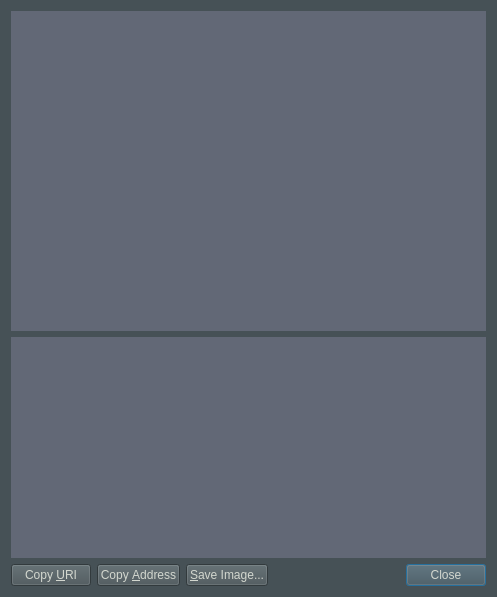
The window that src/qt/forms/receiverequestdialog.ui (xCryptoCash/veles) describes before a commit, drawn with Qt 5.
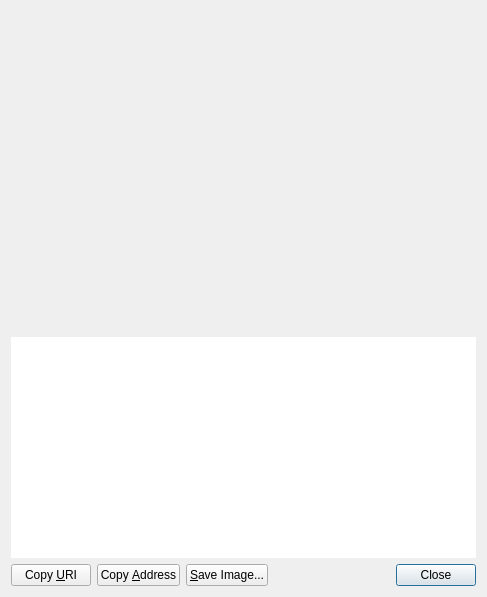
The same window after the commit. Custom widgets are drawn as their Qt base class.

The edit to the form file:
```diff
--- a/src/qt/forms/receiverequestdialog.ui
+++ b/src/qt/forms/receiverequestdialog.ui
@@ -6,15 +6,10 @@
    <rect>
     <x>0</x>
     <y>0</y>
-    <width>497</width>
+    <width>487</width>
     <height>597</height>
    </rect>
   </property>
-  <property name="styleSheet">
-   <string notr="true">background-color:rgb(70, 81, 86);
-color:rgb(211, 215, 207);
-font: 75 12pt &quot;Uroob&quot;;</string>
-  </property>
   <layout class="QVBoxLayout" name="verticalLayout_3">
    <item>
     <widget class="QRImageWidget" name="lblQRCode">
@@ -33,11 +28,6 @@
      <property name="toolTip">
       <string>QR Code</string>
      </property>
-     <property name="styleSheet">
-      <string notr="true">background-color:rgb(98, 104, 118);
-color:rgb(211, 215, 207);
-font: 75 12pt &quot;Uroob&quot;;</string>
-     </property>
      <property name="textFormat">
       <enum>Qt::PlainText</enum>
      </property>
@@ -63,11 +53,6 @@
        <height>50</height>
       </size>
      </property>
-     <property name="styleSheet">
-      <string notr="true">background-color:rgb(98, 104, 118);
-color:rgb(211, 215, 207);
-font: 75 12pt &quot;Uroob&quot;;</string>
-     </property>
      <property name="frameShape">
       <enum>QFrame::NoFrame</enum>
      </property>
@@ -86,11 +71,6 @@
     <layout class="QHBoxLayout" name="horizontalLayout">
      <item>
       <widget class="QPushButton" name="btnCopyURI">
-       <property name="styleSheet">
-        <string notr="true">background-color:rgb(70, 81, 86);
-color:rgb(211, 215, 207);
-font: 75 12pt &quot;Uroob&quot;;</string>
-       </property>
        <property name="text">
         <string>Copy &amp;URI</string>
        </property>
@@ -101,11 +81,6 @@
      </item>
      <item>
       <widget class="QPushButton" name="btnCopyAddress">
-       <property name="styleSheet">
-        <string notr="true">background-color:rgb(70, 81, 86);
-color:rgb(211, 215, 207);
-font: 75 12pt &quot;Uroob&quot;;</string>
-       </property>
        <property name="text">
         <string>Copy &amp;Address</string>
        </property>
@@ -116,11 +91,6 @@
      </item>
      <item>
       <widget class="QPushButton" name="btnSaveAs">
-       <property name="styleSheet">
-        <string notr="true">background-color:rgb(70, 81, 86);
-color:rgb(211, 215, 207);
-font: 75 12pt &quot;Uroob&quot;;</string>
-       </property>
        <property name="text">
         <string>&amp;Save Image...</string>
        </property>
@@ -144,9 +114,6 @@
      </item>
      <item>
       <widget class="QDialogButtonBox" name="buttonBox">
-       <property name="styleSheet">
-        <string notr="true"/>
-       </property>
        <property name="standardButtons">
         <set>QDialogButtonBox::Close</set>
        </property>
```
